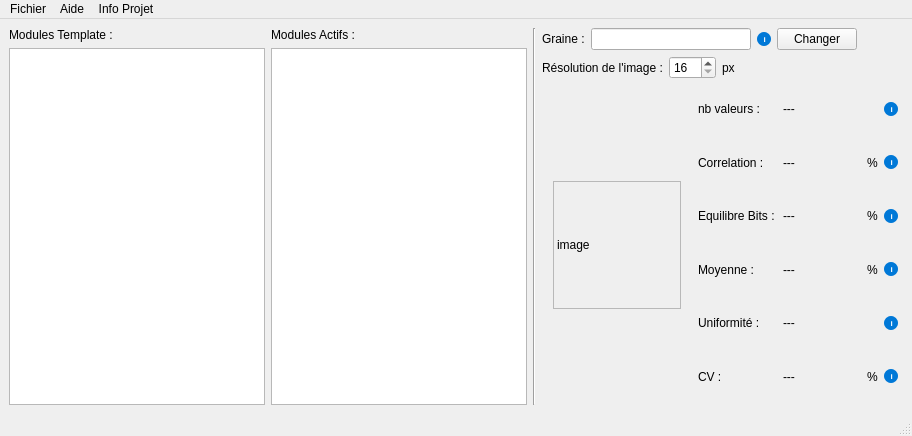
First picture: the form in FichiersQT/mainwindow.ui, repository erreur130/Editeur_de_Generateur_de_Nombres_Aleatoire, before the edit.
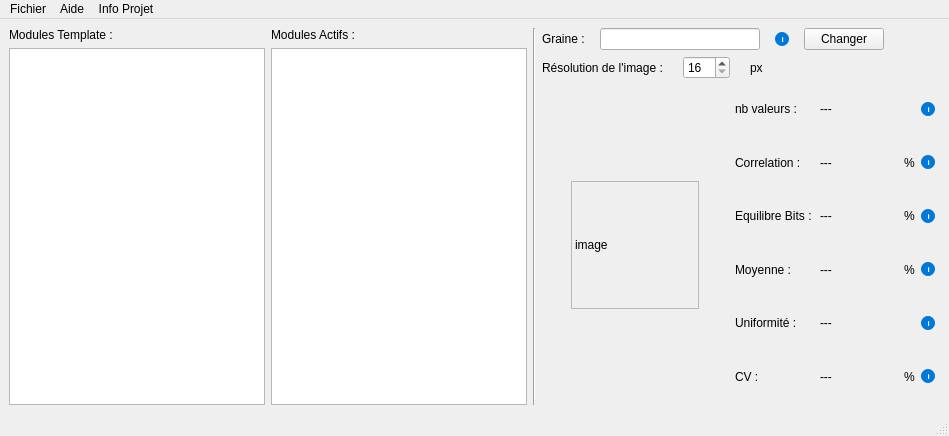
Second picture: the form after the edit. Custom widgets are drawn as their Qt base class.

The edit to the form file:
```diff
--- a/FichiersQT/mainwindow.ui
+++ b/FichiersQT/mainwindow.ui
@@ -9,7 +9,7 @@
    <rect>
     <x>0</x>
     <y>0</y>
-    <width>912</width>
+    <width>949</width>
     <height>436</height>
    </rect>
   </property>
@@ -120,6 +120,9 @@
      <layout class="QVBoxLayout" name="verticalLayout_3">
       <item>
        <layout class="QHBoxLayout" name="horizontalLayout">
+        <property name="spacing">
+         <number>15</number>
+        </property>
         <item>
          <widget class="QLabel" name="label_3">
           <property name="text">
@@ -200,6 +203,9 @@
       </item>
       <item>
        <layout class="QHBoxLayout" name="horizontalLayout_2">
+        <property name="spacing">
+         <number>20</number>
+        </property>
         <item alignment="Qt::AlignmentFlag::AlignLeft">
          <widget class="QLabel" name="label_6">
           <property name="sizePolicy">
@@ -780,7 +786,7 @@
     <rect>
      <x>0</x>
      <y>0</y>
-     <width>912</width>
+     <width>949</width>
      <height>23</height>
     </rect>
    </property>
```
Left out of the diff: 6 changed lines with no effect on the pictures.
